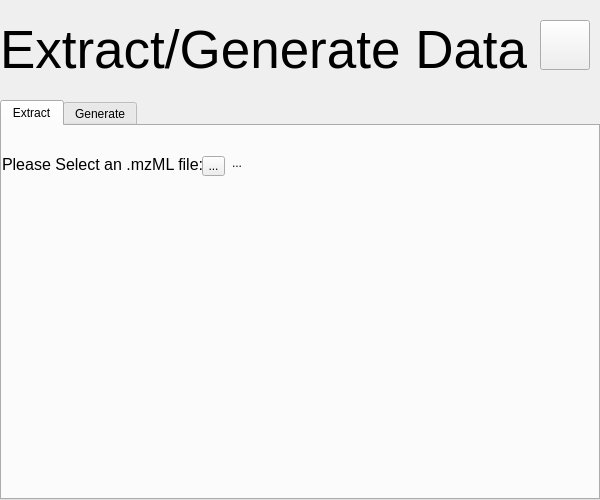
Adam-Tem/vimmsVisualised, file vimmsVisualisedGUI/ExtractGeneratePage.ui: the form before one commit.
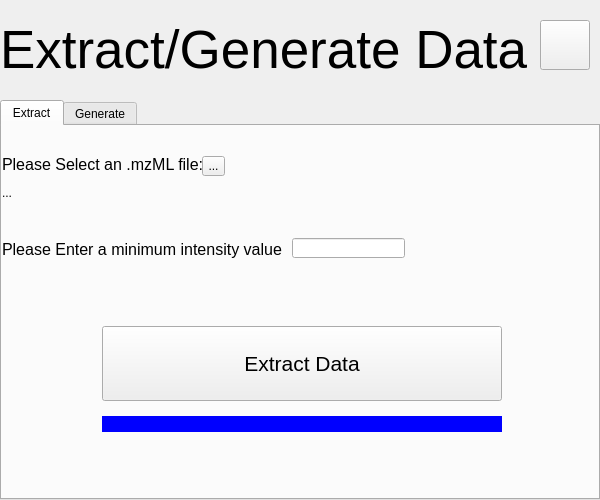
The form after the commit.

```diff
--- a/vimmsVisualisedGUI/ExtractGeneratePage.ui
+++ b/vimmsVisualisedGUI/ExtractGeneratePage.ui
@@ -138,8 +138,8 @@
     <widget class="QLabel" name="ExtractFileNameLabel">
      <property name="geometry">
       <rect>
-       <x>230</x>
-       <y>30</y>
+       <x>0</x>
+       <y>60</y>
        <width>350</width>
        <height>14</height>
       </rect>
@@ -154,6 +154,82 @@
       <string>...</string>
      </property>
     </widget>
+    <widget class="QLabel" name="EnterMinIntensityDesc">
+     <property name="geometry">
+      <rect>
+       <x>0</x>
+       <y>100</y>
+       <width>281</width>
+       <height>48</height>
+      </rect>
+     </property>
+     <property name="font">
+      <font>
+       <pointsize>12</pointsize>
+      </font>
+     </property>
+     <property name="lineWidth">
+      <number>0</number>
+     </property>
+     <property name="text">
+      <string>&lt;html&gt;&lt;head/&gt;&lt;body&gt;&lt;p&gt;Please Enter a minimum intensity value.&lt;/p&gt;&lt;/body&gt;&lt;/html&gt;</string>
+     </property>
+     <property name="wordWrap">
+      <bool>false</bool>
+     </property>
+    </widget>
+    <widget class="QLineEdit" name="MinIntensityEdit">
+     <property name="geometry">
+      <rect>
+       <x>290</x>
+       <y>112</y>
+       <width>113</width>
+       <height>20</height>
+      </rect>
+     </property>
+    </widget>
+    <widget class="QPushButton" name="ExtractDataButton">
+     <property name="geometry">
+      <rect>
+       <x>100</x>
+       <y>200</y>
+       <width>400</width>
+       <height>75</height>
+      </rect>
+     </property>
+     <property name="font">
+      <font>
+       <pointsize>16</pointsize>
+      </font>
+     </property>
+     <property name="text">
+      <string>Extract Data</string>
+     </property>
+    </widget>
+    <widget class="QLabel" name="ExtractCompleteLabel">
+     <property name="geometry">
+      <rect>
+       <x>100</x>
+       <y>290</y>
+       <width>400</width>
+       <height>16</height>
+      </rect>
+     </property>
+     <property name="font">
+      <font>
+       <pointsize>12</pointsize>
+      </font>
+     </property>
+     <property name="styleSheet">
+      <string notr="true">background-color: blue;</string>
+     </property>
+     <property name="text">
+      <string/>
+     </property>
+     <property name="alignment">
+      <set>Qt::AlignCenter</set>
+     </property>
+    </widget>
    </widget>
    <widget class="QWidget" name="tab_2">
     <attribute name="title">
```
